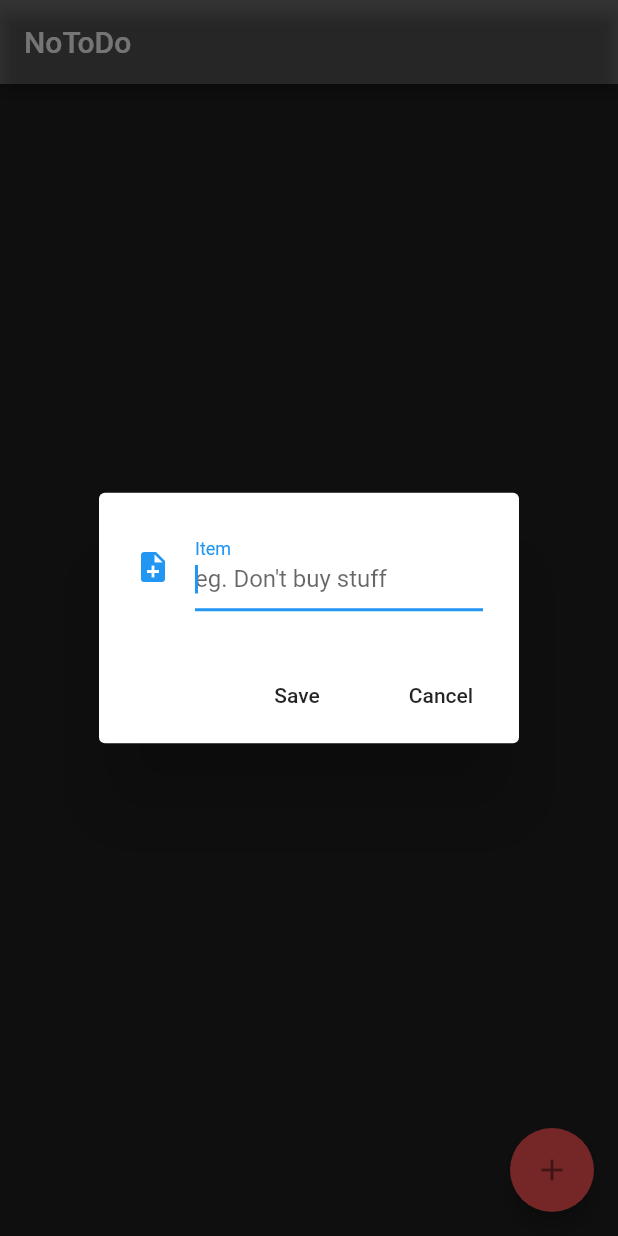
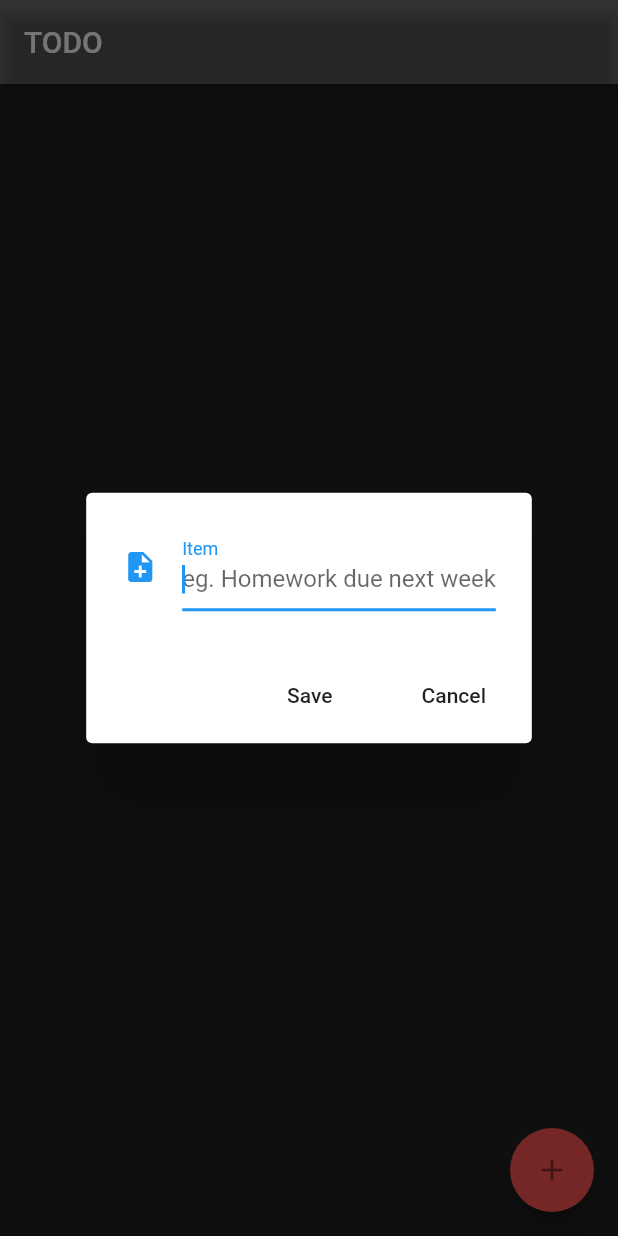
Before and after one commit to x64Eddie/TodoApp, a Flutter app: the screen it shows after launch, after a tap on the "add" icon, on a phone screen of 412 x 824 dp. Run offline on Flutter 3.47's test engine with Material 2 defaults, Android fonts, the phone set to English and light mode, and no system bars; our stand-ins replace sqflite; accounts and stored records are empty.

Commit message:
Made final adjusments

```diff
--- a/lib/UI/Home.dart
+++ b/lib/UI/Home.dart
@@ -7,7 +7,7 @@ class Home extends StatelessWidget{
   Widget build(BuildContext context) {
     return new Scaffold(
       appBar: new AppBar(
-        title: Text("NoToDo"),
+        title: Text("TODO", textAlign: TextAlign.center,),
         backgroundColor: Colors.black54,
       ),
       body: new NoTodoScreen(),
--- a/lib/UI/notodo_screen.dart
+++ b/lib/UI/notodo_screen.dart
@@ -88,7 +88,7 @@ class _NoTodoScreen extends State<NoTodoScreen>{
                 autofocus: true,
                 decoration: new InputDecoration(
                   labelText: "Item",
-                  hintText: "eg. Don't buy stuff",
+                  hintText: "eg. Homework due next week",
                   icon: new Icon(Icons.note_add)
                 ),
               )
```
